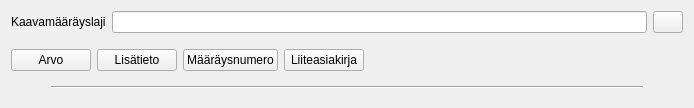
First picture: the form in arho_feature_template/gui/new_plan_regulation_widget.ui, repository GispoCoding/arho-qgis-plugin, before the edit.
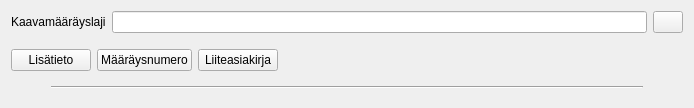
Second picture: the form after the edit.

Commit message: updates to plan regulation config and plan regulation group creation form - nested plan regulations in YAML - use plan regulation config in new plan regulation group form - modified additional info in new plan regulation group form

```diff
--- a/arho_feature_template/gui/new_plan_regulation_widget.ui
+++ b/arho_feature_template/gui/new_plan_regulation_widget.ui
@@ -53,13 +53,6 @@
    </item>
    <item>
     <layout class="QHBoxLayout" name="horizontalLayout_2">
-     <item>
-      <widget class="QPushButton" name="add_input_btn">
-       <property name="text">
-        <string>Arvo</string>
-       </property>
-      </widget>
-     </item>
      <item>
       <widget class="QPushButton" name="add_additional_information_btn">
        <property name="text">
```
Left out of the diff: 2 changed lines with no effect on the pictures. The commit also changes 4 other files.
